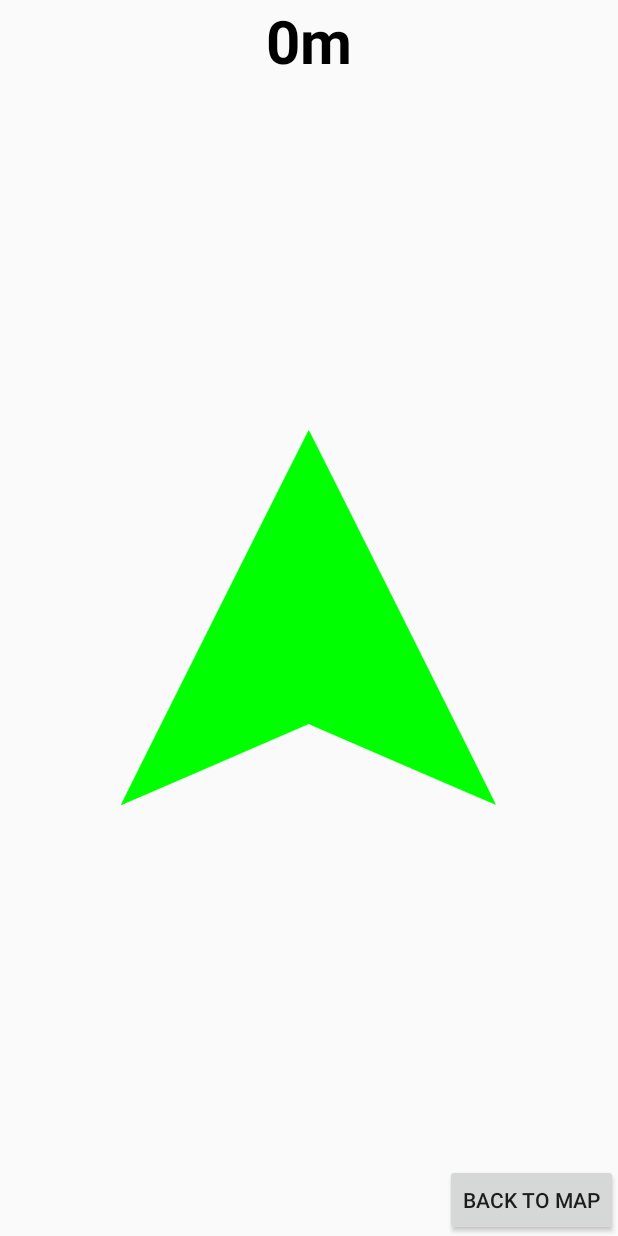
After one commit to tarriola/CACHE-ING_App, an Android app: the fragment ArrowFragment placed in its activity, on a phone screen of 412 x 824 dp. The commit adds this screen. Run offline under Robolectric (Android 15) with nearby library versions, the phone set to English and light mode, and no system bars; 4 statements that could not run were skipped.

Commit message:
added arrow fragment and animated arrow img to point to target location

```diff
--- /dev/null
+++ b/app/src/main/java/group2/tcss450/uw/edu/cache_ing_app/ArrowFragment.java
@@ -0,0 +1,115 @@
+package group2.tcss450.uw.edu.cache_ing_app;
+
+import android.content.Context;
+import android.location.Location;
+import android.net.Uri;
+import android.os.Bundle;
+import android.provider.ContactsContract;
+import android.support.v4.app.Fragment;
+import android.view.LayoutInflater;
+import android.view.View;
+import android.view.ViewGroup;
+import android.widget.Button;
+import android.widget.ImageView;
+import android.widget.TextView;
+
+
+/**
+ * A simple {@link Fragment} subclass.
+ * Activities that contain this fragment must implement the
+ * {@link ArrowFragment.OnFragmentInteractionListener} interface
+ * to handle interaction events.
+ */
+public class ArrowFragment extends Fragment implements View.OnClickListener {
+
+    private OnFragmentInteractionListener mListener;
+
+    private ImageView mArrow;
+    private TextView mDistanceTxt;
+    private Button mToButton;
+    private Location mCurrentLocation;
+    private Location mTargetLocation;
+    private int mDistance;
+
+    public ArrowFragment() {
+        // Required empty public constructor
+    }
+
+
+    @Override
+    public View onCreateView(LayoutInflater inflater, ViewGroup container,
+                             Bundle savedInstanceState) {
+        // Inflate the layout for this fragment
+        View view = inflater.inflate(R.layout.fragment_arrow, container, false);
+
+        mArrow = (ImageView) view.findViewById(R.id.arrowImg);
+        mDistanceTxt = (TextView) view.findViewById(R.id.distanceTxt);
+        mToButton = (Button) view.findViewById(R.id.toMap);
+
+        mCurrentLocation = new Location("My Location");
+        mCurrentLocation.setLatitude(getArguments().getDouble("mlat"));
+        mCurrentLocation.setLongitude(getArguments().getDouble("mlng"));
+
+        mTargetLocation = new Location("Target Location");
+        mTargetLocation.setLatitude(getArguments().getDouble("lat"));
+        mTargetLocation.setLongitude(getArguments().getDouble("lng"));
+
+        mArrow.setRotation(mCurrentLocation.bearingTo(mTargetLocation));
+        mDistance = (int) mCurrentLocation.distanceTo(mTargetLocation);
+        mDistanceTxt.setText(mDistance + "m");
+        mToButton.setOnClickListener(this);
+
+        return view;
+    }
+
+    public void updateLocation(Location location) {
+        mCurrentLocation = location;
+        mArrow.setRotation(mCurrentLocation.bearingTo(mTargetLocation));
+        mDistance = (int) mCurrentLocation.distanceTo(mTargetLocation);
+        mDistanceTxt.setText(mDistance + "m");
+    }
+
+
+    @Override
+    public void onAttach(Context context) {
+        super.onAttach(context);
+        if (context instanceof OnFragmentInteractionListener) {
+            mListener = (OnFragmentInteractionListener) context;
+        } else {
+            throw new RuntimeException(context.toString()
+                    + " must implement OnFragmentInteractionListener");
+        }
+    }
+
+    @Override
+    public void onDetach() {
+        super.onDetach();
+        mListener = null;
+    }
+
+    @Override
+    public void onClick(View view) {
+        if (mListener != null) {
+            switch (view.getId()) {
+                case R.id.toMap:
+                    mListener.arrowFragmentInteraction("map");
+                    break;
+            }
+        }
+    }
+
+    /**
+     * This interface must be implemented by activities that contain this
+     * fragment to allow an interaction in this fragment to be communicated
+     * to the activity and potentially other fragments contained in that
+     * activity.
+     * <p>
+     * See the Android Training lesson <a href=
+     * "http://developer.android.com/training/basics/fragments/communicating.html"
+     * >Communicating with Other Fragments</a> for more information.
+     */
+    public interface OnFragmentInteractionListener {
+        // TODO: Update argument type and name
+        void arrowFragmentInteraction(String message);
+    }
+}
--- /dev/null
+++ b/app/src/main/res/layout/fragment_arrow.xml
@@ -0,0 +1,34 @@
+<RelativeLayout xmlns:android="http://schemas.android.com/apk/res/android"
+    xmlns:tools="http://schemas.android.com/tools"
+    android:layout_width="match_parent"
+    android:layout_height="match_parent"
+    tools:context="group2.tcss450.uw.edu.cache_ing_app.ArrowFragment">
+
+    <TextView
+        android:layout_width="match_parent"
+        android:layout_height="wrap_content"
+        android:layout_centerHorizontal="true"
+        android:textAlignment="center"
+        android:textSize="40sp"
+        android:textColor="#000"
+        android:textStyle="bold"
+        android:text="0m"
+        android:id="@+id/distanceTxt"/>
+
+    <ImageView
+        android:layout_width="250dp"
+        android:layout_height="250dp"
+        android:layout_centerInParent="true"
+        android:src="@drawable/arrow"
+        android:id="@+id/arrowImg"/>
+
+    <Button
+        android:id="@+id/toMap"
+        android:layout_width="wrap_content"
+        android:layout_height="wrap_content"
+        android:layout_alignParentBottom="true"
+        android:layout_alignParentEnd="true"
+        android:layout_alignParentRight="true"
+        android:text="Back to Map" />
+
+</RelativeLayout>
```
Also changed, not shown: app/src/main/java/group2/tcss450/uw/edu/cache_ing_app/MapActivity.java (+38 -7 lines), app/src/main/java/group2/tcss450/uw/edu/cache_ing_app/MapFragment.java (+38 -5 lines), app/src/main/res/drawable/arrow.png (added).
